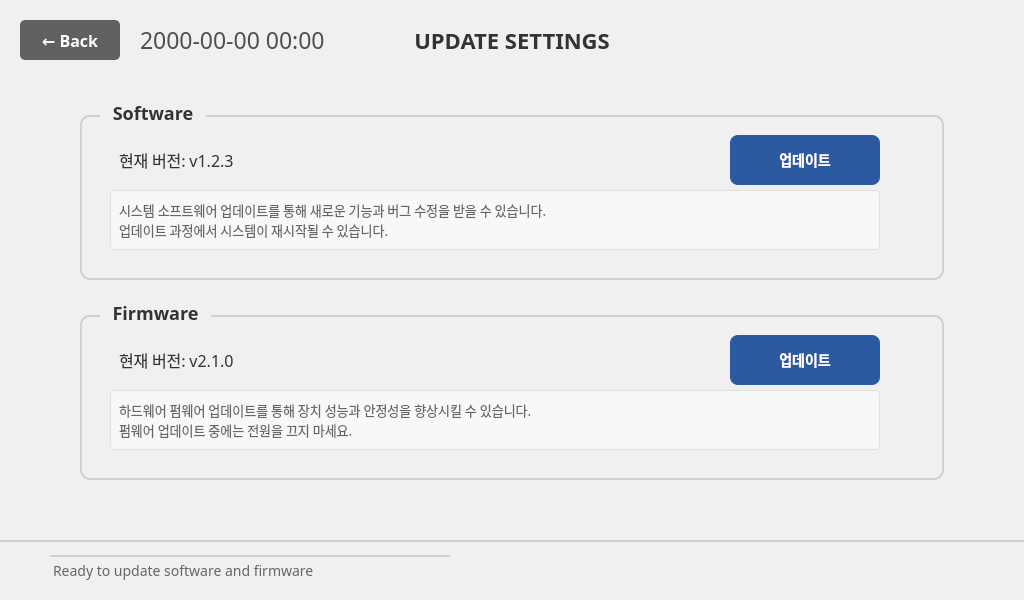
Above: ui/Settings/UpdateSettingsViewWindow.ui from eguruno1/calth_reader before the change. Below: the same form after it.
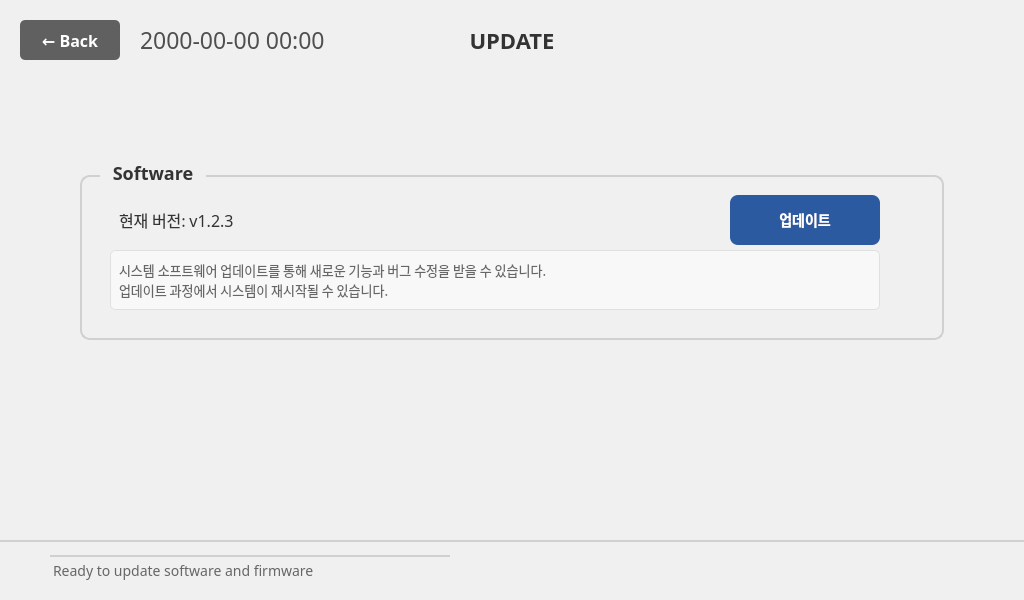
That is the form after the change.

Commit message: setting ui 정리 1차

```diff
--- a/ui/Settings/UpdateSettingsViewWindow.ui
+++ b/ui/Settings/UpdateSettingsViewWindow.ui
@@ -72,7 +72,7 @@
     <property name="font">
      <font>
       <family>Pretendard</family>
-      <pointsize>22</pointsize>
+      <pointsize>-1</pointsize>
       <weight>75</weight>
       <bold>true</bold>
      </font>
@@ -85,7 +85,7 @@
 }</string>
     </property>
     <property name="text">
-     <string>UPDATE SETTINGS</string>
+     <string>UPDATE</string>
     </property>
     <property name="alignment">
      <set>Qt::AlignCenter</set>
@@ -158,7 +158,7 @@
     <property name="geometry">
      <rect>
       <x>80</x>
-      <y>100</y>
+      <y>160</y>
       <width>864</width>
       <height>180</height>
      </rect>
@@ -166,7 +166,7 @@
     <property name="font">
      <font>
       <family>Pretendard</family>
-      <pointsize>18</pointsize>
+      <pointsize>-1</pointsize>
       <weight>75</weight>
       <bold>true</bold>
      </font>
@@ -205,7 +205,7 @@
      <property name="font">
       <font>
        <family>Pretendard</family>
-       <pointsize>16</pointsize>
+       <pointsize>-1</pointsize>
       </font>
      </property>
      <property name="styleSheet">
@@ -233,7 +233,7 @@
      <property name="font">
       <font>
        <family>Pretendard</family>
-       <pointsize>14</pointsize>
+       <pointsize>-1</pointsize>
        <weight>75</weight>
        <bold>true</bold>
       </font>
@@ -272,7 +272,7 @@
      <property name="font">
       <font>
        <family>Pretendard</family>
-       <pointsize>13</pointsize>
+       <pointsize>-1</pointsize>
       </font>
      </property>
      <property name="styleSheet">
@@ -294,151 +294,7 @@
      </property>
     </widget>
    </widget>
-   
-   <!-- Firmware 섹션 -->
-   <widget class="QGroupBox" name="groupBox_Firmware">
-    <property name="geometry">
-     <rect>
-      <x>80</x>
-      <y>300</y>
-      <width>864</width>
-      <height>180</height>
-     </rect>
-    </property>
-    <property name="font">
-     <font>
-      <family>Pretendard</family>
-      <pointsize>18</pointsize>
-      <weight>75</weight>
-      <bold>true</bold>
-     </font>
-    </property>
-    <property name="styleSheet">
-     <string notr="true">QGroupBox {
-    font-size: 18px;
-    font-weight: bold;
-    color: #333333;
-    border: 2px solid #d0d0d0;
-    border-radius: 10px;
-    margin-top: 15px;
-    padding-top: 10px;
-}
-QGroupBox::title {
-    subcontrol-origin: margin;
-    left: 20px;
-    padding: 0 10px 0 10px;
-    background-color: #f0f0f0;
-}</string>
-    </property>
-    <property name="title">
-     <string>Firmware</string>
-    </property>
-    
-    <!-- 펌웨어 버전 라벨 -->
-    <widget class="QLabel" name="label_firmware_version">
-     <property name="geometry">
-      <rect>
-       <x>30</x>
-       <y>40</y>
-       <width>400</width>
-       <height>40</height>
-      </rect>
-     </property>
-     <property name="font">
-      <font>
-       <family>Pretendard</family>
-       <pointsize>16</pointsize>
-      </font>
-     </property>
-     <property name="styleSheet">
-      <string notr="true">QLabel {
-    font-size: 16px;
-    color: #333333;
-    padding: 5px;
-}</string>
-     </property>
-     <property name="text">
-      <string>현재 버전: v2.1.0</string>
-     </property>
-    </widget>
-    
-    <!-- 펌웨어 업데이트 버튼 -->
-    <widget class="QPushButton" name="btn_firmware_update">
-     <property name="geometry">
-      <rect>
-       <x>650</x>
-       <y>35</y>
-       <width>150</width>
-       <height>50</height>
-      </rect>
-     </property>
-     <property name="font">
-      <font>
-       <family>Pretendard</family>
-       <pointsize>14</pointsize>
-       <weight>75</weight>
-       <bold>true</bold>
-      </font>
-     </property>
-     <property name="styleSheet">
-      <string notr="true">QPushButton {
-    background-color: #2c5aa0;
-    color: white;
-    border: none;
-    border-radius: 8px;
-    font-size: 14px;
-    font-weight: bold;
-}
-QPushButton:hover {
-    background-color: #3366bb;
-}
-QPushButton:pressed {
-    background-color: #1f4788;
-}</string>
-     </property>
-     <property name="text">
-      <string>업데이트</string>
-     </property>
-    </widget>
-    
-    <!-- 펌웨어 설명 -->
-    <widget class="QLabel" name="label_firmware_desc">
-     <property name="geometry">
-      <rect>
-       <x>30</x>
-       <y>90</y>
-       <width>770</width>
-       <height>60</height>
-      </rect>
-     </property>
-     <property name="font">
-      <font>
-       <family>Pretendard</family>
-       <pointsize>13</pointsize>
-      </font>
-     </property>
-     <property name="styleSheet">
-      <string notr="true">QLabel {
-    font-size: 13px;
-    color: #666666;
-    padding: 5px;
-    background-color: #f8f8f8;
-    border: 1px solid #e0e0e0;
-    border-radius: 5px;
-}</string>
-     </property>
-     <property name="text">
-      <string>하드웨어 펌웨어 업데이트를 통해 장치 성능과 안정성을 향상시킬 수 있습니다.
-펌웨어 업데이트 중에는 전원을 끄지 마세요.</string>
-     </property>
-     <property name="wordWrap">
-      <bool>true</bool>
-     </property>
-    </widget>
-   </widget>
-   
-   <!-- 하단 상태바 -->
-   <widget class="QWidget" name="widget_statusbar">
+   <widget class="QWidget" name="widget_statusbar" native="true">
     <property name="geometry">
      <rect>
       <x>0</x>
```
Left out of the diff: 18 changed lines with no effect on the pictures. The commit also changes 8 other files.
